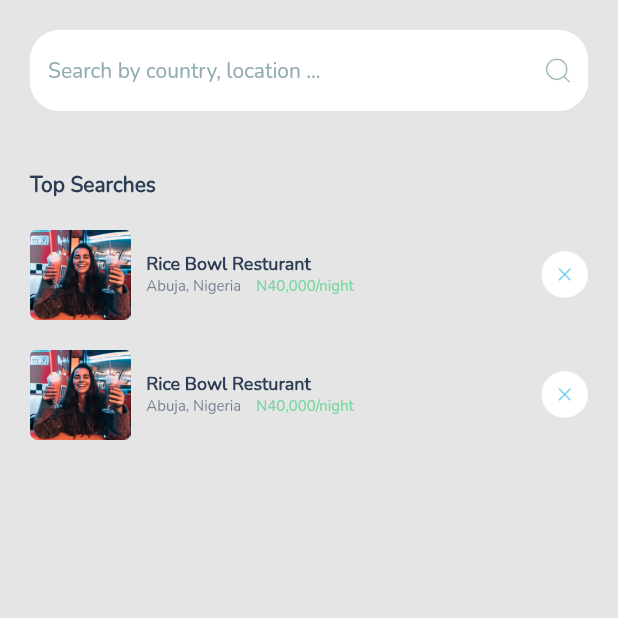
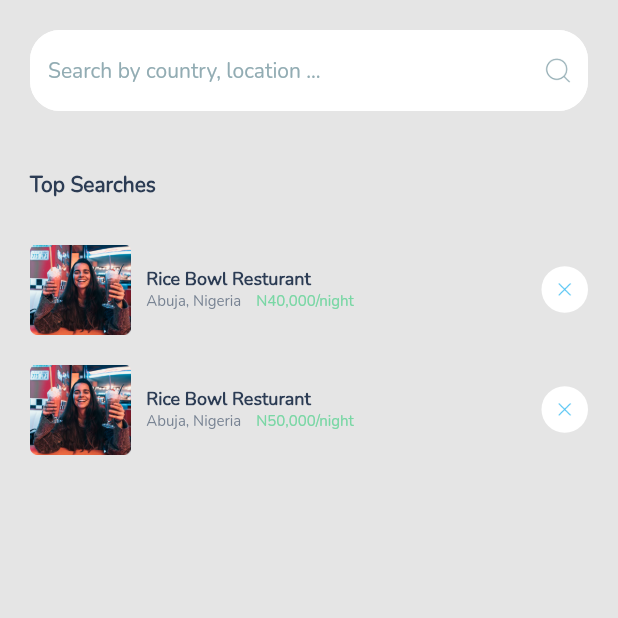
Before and after one commit to debbsefe/Travel-Experience-app, a Flutter app: the Search screen opened directly, on a phone screen of 412 x 824 dp, the top half of it. Run offline on Flutter 3.47's test engine with Material 2 defaults, Android fonts, the phone set to English and light mode, and no system bars.

Commit message:
bugfix: fix bugs in location and search

```diff
--- a/lib/screens/location_detail.dart
+++ b/lib/screens/location_detail.dart
@@ -227,7 +227,7 @@ class _LocationDetailState extends State<LocationDetail>
                 itemExtent: 50.0,
                 delegate: SliverChildListDelegate([
                   Container(
-                    margin: const EdgeInsets.symmetric(horizontal: 105),
+                    margin: const EdgeInsets.symmetric(horizontal: 95),
                     child: FlatButton(
                       padding: const EdgeInsets.symmetric(
                           vertical: 15, horizontal: 60),
--- a/lib/screens/search.dart
+++ b/lib/screens/search.dart
@@ -4,7 +4,33 @@ import 'package:travel_experience/widgets/sizedbox.dart';
 
 import '../theme.dart';
 
-class Search extends StatelessWidget {
+class Slide {
+  final String image;
+  final String title, subtitle, amount;
+
+  Slide({this.title, this.subtitle, this.amount, @required this.image});
+}
+
+class Search extends StatefulWidget {
+  @override
+  _SearchState createState() => _SearchState();
+}
+
+class _SearchState extends State<Search> {
+  final slideList = [
+    Slide(
+      amount: 'N40,000/night',
+      image: 'assets/images/search1.png',
+      title: 'Rice Bowl Resturant',
+      subtitle: 'Abuja, Nigeria',
+    ),
+    Slide(
+      amount: 'N50,000/night',
+      image: 'assets/images/search1.png',
+      title: 'Rice Bowl Resturant',
+      subtitle: 'Abuja, Nigeria',
+    ),
+  ];
   @override
   Widget build(BuildContext context) {
     return SafeArea(
@@ -31,19 +57,27 @@ class Search extends StatelessWidget {
               textAlign: TextAlign.start,
               style: CustomTheme.subtitle2.copyWith(color: CustomTheme.grey6)),
           Height(20),
-          SearchWidget(
-            amount: 'N40,000/night',
-            image: 'assets/images/search1.png',
-            title: 'Rice Bowl Resturant',
-            subtitle: 'Abuja, Nigeria',
-          ),
-          Height(20),
-          SearchWidget(
-            amount: 'N40,000/night',
-            image: 'assets/images/search1.png',
-            title: 'Rice Bowl Resturant',
-            subtitle: 'Abuja, Nigeria',
-          )
+          Column(
+              children: slideList.asMap().entries.map((entry) {
+            var e = entry.value;
+            return GestureDetector(
+              key: UniqueKey(),
+              onTap: () => {
+                setState(() {
+                  slideList.removeAt(entry.key);
+                })
+              },
+              child: Container(
+                margin: const EdgeInsets.symmetric(vertical: 10),
+                child: SearchWidget(
+                  amount: e.amount,
+                  image: e.image,
+                  title: e.title,
+                  subtitle: e.subtitle,
+                ),
+              ),
+            );
+          }).toList()),
         ]),
       )),
     );
```
